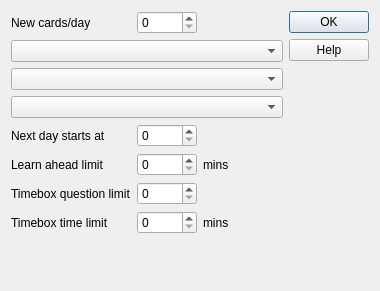
Before: the Qt Designer form designer/studyopts.ui in ankitects/anki, drawn with Qt 5.
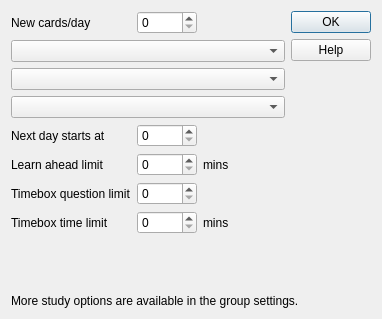
After: the same form once the commit is applied.

Commit message: split template selection into separate dialog, add manage button in card layout

Diff of the .ui file:
```diff
--- a/designer/studyopts.ui
+++ b/designer/studyopts.ui
@@ -6,13 +6,15 @@
    <rect>
     <x>0</x>
     <y>0</y>
-    <width>380</width>
-    <height>291</height>
+    <width>382</width>
+    <height>319</height>
    </rect>
   </property>
   <property name="windowTitle">
    <string>Dialog</string>
   </property>
+  <layout class="QVBoxLayout" name="verticalLayout">
+   <item>
   <layout class="QHBoxLayout" name="horizontalLayout">
    <item>
     <layout class="QGridLayout" name="gridLayout">
@@ -159,6 +161,15 @@
       </spacer>
      </item>
     </layout>
+     </item>
+    </layout>
+   </item>
+   <item>
+    <widget class="QLabel" name="label_3">
+     <property name="text">
+      <string>More study options are available in the group settings.</string>
+     </property>
+    </widget>
    </item>
   </layout>
  </widget>
```
Left out of the diff: 2 changed lines with no effect on the pictures. Lines whose indentation alone changed are shown as unchanged. The commit also changes 8 other files.
